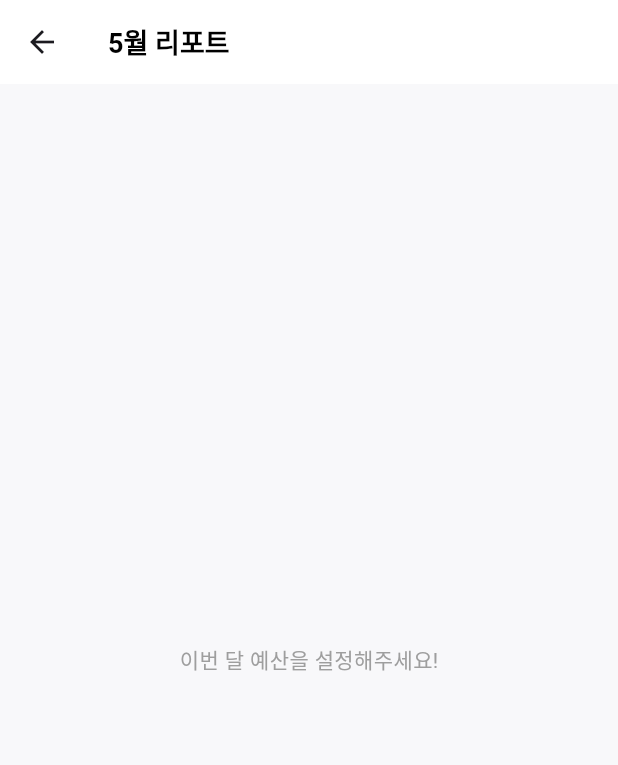
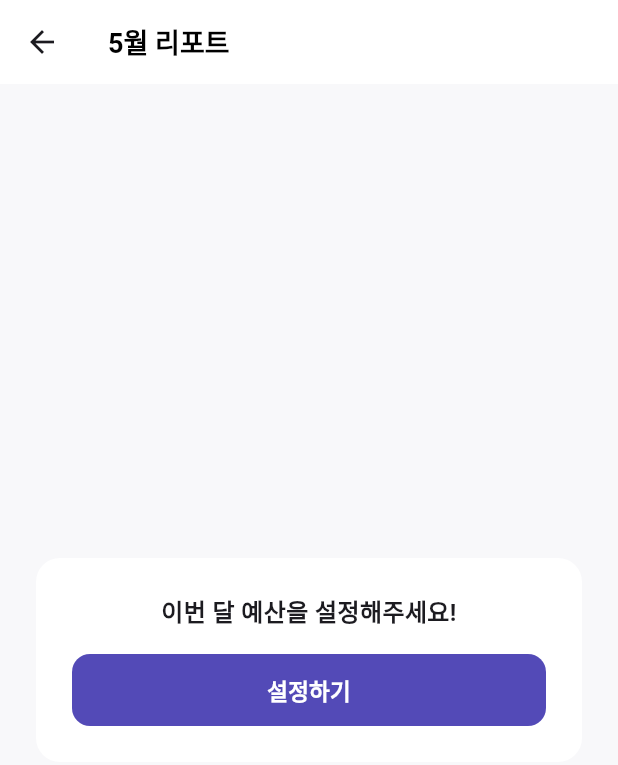
Before and after one commit to JMandoo1014/budget-manager, a Flutter app: the AnalysisScreen screen opened directly, on a phone screen of 412 x 824 dp. Shown: the top 765 px of the screen. Run offline on Flutter 3.47's test engine with Material 3 defaults, Android fonts, the phone set to English and light mode, and no system bars; our stand-ins replace flutter_dotenv, go_router, supabase_flutter; accounts and stored records are empty.

Commit message:
refactor: 공통 유틸 추출, 버그 수정, 코드 정리
- lib/utils/format.dart, category.dart 추출 (formatNumber, categoryMeta, progressColor 중복 제거)
- StorageService 싱글톤 전환
- AppToast 중복 표시 방지 (이전 토스트 제거 후 새 토스트 표시)
- AnalysisScreen 저축 달성률 버그 수정 (총 목표 → 월별 목표 기준)
- AnalysisScreen 빈 상태 UI HomeScreen과 통일
- 미사용 위젯(budget_gauge, category_card) 삭제
- 디버그 print 제거, AiService는 debugPrint로 대체

Co-Authored-By: Claude Sonnet 4.6 <noreply@anthropic.com>

```diff
--- a/lib/screens/analysis_screen.dart
+++ b/lib/screens/analysis_screen.dart
@@ -1,9 +1,11 @@
 import 'package:flutter/material.dart';
+import 'package:go_router/go_router.dart';
 import 'package:intl/intl.dart';
 
 import '../models/budget.dart';
 import '../models/expense.dart';
 import '../services/storage_service.dart';
+import '../utils/format.dart';
 
 class AnalysisScreen extends StatefulWidget {
   const AnalysisScreen({super.key});
@@ -41,13 +43,6 @@ class _AnalysisScreenState extends State<AnalysisScreen> {
     }
   }
 
-  String _formatNumber(int n) {
-    return n.toString().replaceAllMapped(
-      RegExp(r'(\d{1,3})(?=(\d{3})+(?!\d))'),
-      (m) => '${m[1]},',
-    );
-  }
-
   @override
   Widget build(BuildContext context) {
     return Scaffold(
@@ -69,10 +64,42 @@ class _AnalysisScreenState extends State<AnalysisScreen> {
   }
 
   Widget _buildEmpty() {
-    return const Center(
-      child: Text(
-        '이번 달 예산을 설정해주세요!',
-        style: TextStyle(color: Colors.grey, fontSize: 14),
+    return Center(
+      child: Padding(
+        padding: const EdgeInsets.all(24),
+        child: Container(
+          width: double.infinity,
+          padding: const EdgeInsets.all(24),
+          decoration: BoxDecoration(
+            color: Colors.white,
+            borderRadius: BorderRadius.circular(16),
+          ),
+          child: Column(
+            mainAxisSize: MainAxisSize.min,
+            children: [
+              const Text(
+                '이번 달 예산을 설정해주세요!',
+                style: TextStyle(fontSize: 16, fontWeight: FontWeight.w600),
+                textAlign: TextAlign.center,
+              ),
+              const SizedBox(height: 16),
+              SizedBox(
+                width: double.infinity,
+                height: 48,
+                child: ElevatedButton(
+                  onPressed: () => context.go('/'),
+                  style: ElevatedButton.styleFrom(
+                    backgroundColor: const Color(0xFF534AB7),
+                    foregroundColor: Colors.white,
+                    shape: RoundedRectangleBorder(borderRadius: BorderRadius.circular(12)),
+                    elevation: 0,
+                  ),
+                  child: const Text('설정하기', style: TextStyle(fontSize: 15, fontWeight: FontWeight.w600)),
+                ),
+              ),
+            ],
+          ),
+        ),
       ),
     );
   }
@@ -86,8 +113,9 @@ class _AnalysisScreenState extends State<AnalysisScreen> {
     }
     final totalSpent = spentByCategory.values.fold(0, (sum, v) => sum + v);
     final actualSavings = (budget.income - totalSpent).clamp(0, budget.income);
-    final achievementRate = budget.savingsGoal > 0
-        ? (actualSavings / budget.savingsGoal).clamp(0.0, 1.0)
+    final monthlySavingsGoal = budget.savingsGoal ~/ budget.savingsMonths;
+    final achievementRate = monthlySavingsGoal > 0
+        ? (actualSavings / monthlySavingsGoal).clamp(0.0, 1.0)
         : 0.0;
 
     final overBudgetEntries = budget.categoryBudgets.entries
@@ -100,7 +128,7 @@ class _AnalysisScreenState extends State<AnalysisScreen> {
       child: Column(
         crossAxisAlignment: CrossAxisAlignment.start,
         children: [
-          _buildSummaryCard(totalSpent, achievementRate, actualSavings, budget.savingsGoal),
+          _buildSummaryCard(totalSpent, achievementRate, actualSavings, monthlySavingsGoal),
           const SizedBox(height: 20),
           _buildSectionLabel('AI 피드백'),
           const SizedBox(height: 8),
@@ -151,7 +179,7 @@ class _AnalysisScreenState extends State<AnalysisScreen> {
                     const Text('총 지출', style: TextStyle(fontSize: 12, color: Colors.grey)),
                     const SizedBox(height: 4),
                     Text(
-                      '${_formatNumber(totalSpent)}원',
+                      '${formatNumber(totalSpent)}원',
                       style: const TextStyle(fontSize: 20, fontWeight: FontWeight.bold),
                     ),
                   ],
@@ -180,7 +208,7 @@ class _AnalysisScreenState extends State<AnalysisScreen> {
           Align(
             alignment: Alignment.centerLeft,
             child: Text(
-              '실제 저축: ${_formatNumber(actualSavings)}원 / 목표: ${_formatNumber(savingsGoal)}원',
+              '실제 저축: ${formatNumber(actualSavings)}원 / 목표: ${formatNumber(savingsGoal)}원',
               style: const TextStyle(fontSize: 11, color: Colors.grey),
             ),
           ),
@@ -228,7 +256,7 @@ class _AnalysisScreenState extends State<AnalysisScreen> {
             style: const TextStyle(fontSize: 14, fontWeight: FontWeight.w500),
           ),
           Text(
-            '+${_formatNumber(overAmount)}원 초과',
+            '+${formatNumber(overAmount)}원 초과',
             style: const TextStyle(
               fontSize: 14,
               fontWeight: FontWeight.bold,
@@ -269,7 +297,7 @@ class _AnalysisScreenState extends State<AnalysisScreen> {
           ),
           const SizedBox(width: 12),
           Text(
-            '${_formatNumber(expense.amount)}원',
+            '${formatNumber(expense.amount)}원',
             style: const TextStyle(fontSize: 14, fontWeight: FontWeight.bold),
           ),
         ],
--- a/lib/services/storage_service.dart
+++ b/lib/services/storage_service.dart
@@ -5,6 +5,10 @@ import '../models/budget.dart';
 import '../models/expense.dart';
 
 class StorageService {
+  static final StorageService _instance = StorageService._internal();
+  factory StorageService() => _instance;
+  StorageService._internal();
+
   static const _userId = 'local_user';
 
   static String get _url => dotenv.env['SUPABASE_URL'] ?? '';
--- /dev/null
+++ b/lib/utils/format.dart
@@ -0,0 +1,6 @@
+String formatNumber(int n) {
+  return n.toString().replaceAllMapped(
+    RegExp(r'(\d{1,3})(?=(\d{3})+(?!\d))'),
+    (m) => '${m[1]},',
+  );
+}
```
Also changed, not shown: lib/screens/home_screen.dart (+7 -28 lines), lib/screens/input_screen.dart (+5 -20 lines), lib/screens/settings_screen.dart (+3 -11 lines), lib/services/ai_service.dart (+5 -4 lines), lib/utils/category.dart (added, +29 -0 lines), lib/widgets/app_toast.dart (+10 -1 lines), lib/widgets/budget_gauge.dart (deleted, +0 -10 lines), lib/widgets/category_card.dart (deleted, +0 -10 lines), 1 other file.
